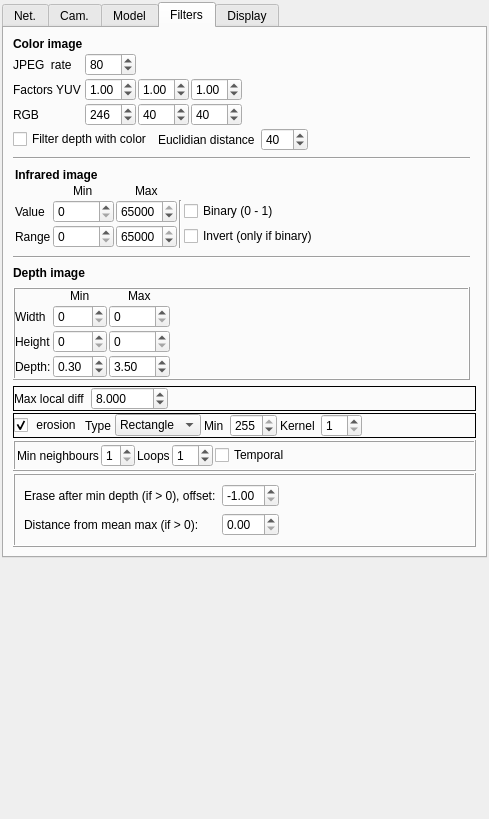
Above: cpp-projects/qt-utility/gui/forms/grabber_parameters.ui from FlorianLance/toolbox before the change. Below: the same form after it.
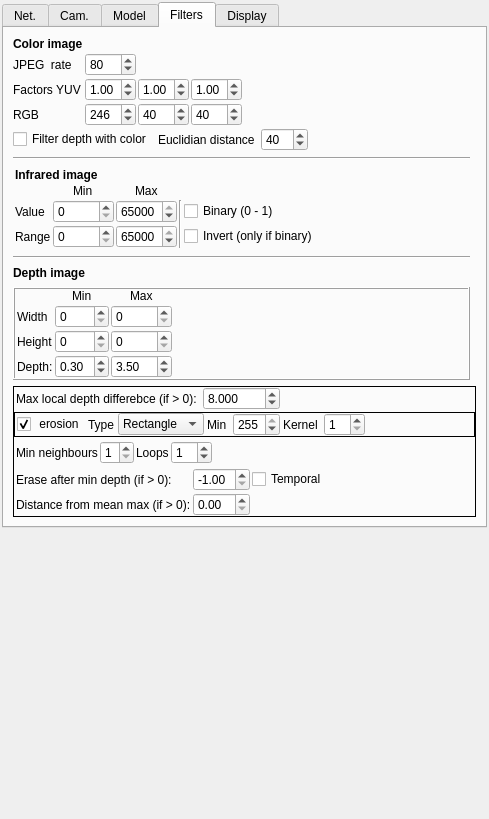
That is the form after the change. The open tabs and pages were chosen to show the change.

The edit to the form file:
```diff
--- a/cpp-projects/qt-utility/gui/forms/grabber_parameters.ui
+++ b/cpp-projects/qt-utility/gui/forms/grabber_parameters.ui
@@ -1665,7 +1665,7 @@
        <item row="11" column="0" colspan="2">
         <widget class="QFrame" name="frame">
          <property name="frameShape">
-          <enum>QFrame::NoFrame</enum>
+          <enum>QFrame::Box</enum>
          </property>
          <property name="frameShadow">
           <enum>QFrame::Plain</enum>
@@ -1689,7 +1689,7 @@
           <item row="6" column="0" colspan="3">
            <widget class="QFrame" name="frame_11">
             <property name="frameShape">
-             <enum>QFrame::Box</enum>
+             <enum>QFrame::NoFrame</enum>
             </property>
             <property name="frameShadow">
              <enum>QFrame::Raised</enum>
@@ -1747,13 +1747,6 @@
                </property>
               </widget>
              </item>
-             <item>
-              <widget class="QCheckBox" name="cbTemporal">
-               <property name="text">
-                <string>Temporal</string>
-               </property>
-              </widget>
-             </item>
              <item>
               <spacer name="horizontalSpacer_17">
                <property name="orientation">
@@ -1773,12 +1766,27 @@
           <item row="7" column="0" colspan="3">
            <widget class="QFrame" name="frame_2">
             <property name="frameShape">
-             <enum>QFrame::Box</enum>
+             <enum>QFrame::NoFrame</enum>
             </property>
             <property name="frameShadow">
              <enum>QFrame::Raised</enum>
             </property>
             <layout class="QGridLayout" name="gridLayout_17">
+             <property name="leftMargin">
+              <number>2</number>
+             </property>
+             <property name="topMargin">
+              <number>0</number>
+             </property>
+             <property name="rightMargin">
+              <number>0</number>
+             </property>
+             <property name="bottomMargin">
+              <number>0</number>
+             </property>
+             <property name="spacing">
+              <number>2</number>
+             </property>
              <item row="0" column="1">
               <widget class="QDoubleSpinBox" name="dsbOffsetAfterMin">
                <property name="minimum">
@@ -1795,37 +1803,44 @@
                </property>
               </widget>
              </item>
+             <item row="1" column="1">
+              <widget class="QDoubleSpinBox" name="dsbVMin">
+               <property name="singleStep">
+                <double>0.010000000000000</double>
+               </property>
+              </widget>
+             </item>
+             <item row="1" column="0">
+              <widget class="QLabel" name="label_10">
+               <property name="text">
+                <string>Distance from mean max (if &gt; 0):</string>
+               </property>
+              </widget>
+             </item>
+             <item row="0" column="3">
+              <spacer name="horizontalSpacer">
+               <property name="orientation">
+                <enum>Qt::Horizontal</enum>
+               </property>
+               <property name="sizeHint" stdset="0">
+                <size>
+                 <width>40</width>
+                 <height>20</height>
+                </size>
+               </property>
+              </spacer>
+             </item>
              <item row="0" column="0">
               <widget class="QLabel" name="label_9">
                <property name="text">
-                <string>Erase after min depth (if &gt; 0), offset:</string>
+                <string>Erase after min depth (if &gt; 0):</string>
                </property>
               </widget>
              </item>
              <item row="0" column="2">
-              <spacer name="horizontalSpacer">
-               <property name="orientation">
-                <enum>Qt::Horizontal</enum>
-               </property>
-               <property name="sizeHint" stdset="0">
-                <size>
-                 <width>40</width>
-                 <height>20</height>
-                </size>
-               </property>
-              </spacer>
-             </item>
-             <item row="1" column="0">
-              <widget class="QLabel" name="label_10">
+              <widget class="QCheckBox" name="cbTemporal">
                <property name="text">
-                <string>Distance from mean max (if &gt; 0):</string>
-               </property>
-              </widget>
-             </item>
-             <item row="1" column="1">
-              <widget class="QDoubleSpinBox" name="dsbVMin">
-               <property name="singleStep">
-                <double>0.010000000000000</double>
+                <string>Temporal</string>
                </property>
               </widget>
              </item>
@@ -1842,7 +1857,7 @@
               <number>3</number>
              </property>
              <property name="leftMargin">
-              <number>0</number>
+              <number>2</number>
              </property>
              <property name="topMargin">
               <number>0</number>
@@ -1954,11 +1969,11 @@
           <item row="0" column="0" colspan="3">
            <widget class="QFrame" name="frame_2">
             <property name="frameShape">
-             <enum>QFrame::Box</enum>
+             <enum>QFrame::NoFrame</enum>
             </property>
             <layout class="QHBoxLayout" name="horizontalLayout_5">
              <property name="leftMargin">
-              <number>0</number>
+              <number>2</number>
              </property>
              <property name="topMargin">
               <number>0</number>
@@ -1972,7 +1987,7 @@
              <item>
               <widget class="QLabel" name="label_7">
                <property name="text">
-                <string>Max local diff</string>
+                <string>Max local depth differebce (if &gt; 0):</string>
                </property>
               </widget>
              </item>
@@ -2031,7 +2046,7 @@
          </property>
          <layout class="QGridLayout" name="gridLayout_12">
           <property name="leftMargin">
-           <number>0</number>
+           <number>2</number>
           </property>
           <property name="topMargin">
            <number>0</number>
```
Left out of the diff: 2 changed lines with no effect on the pictures.
